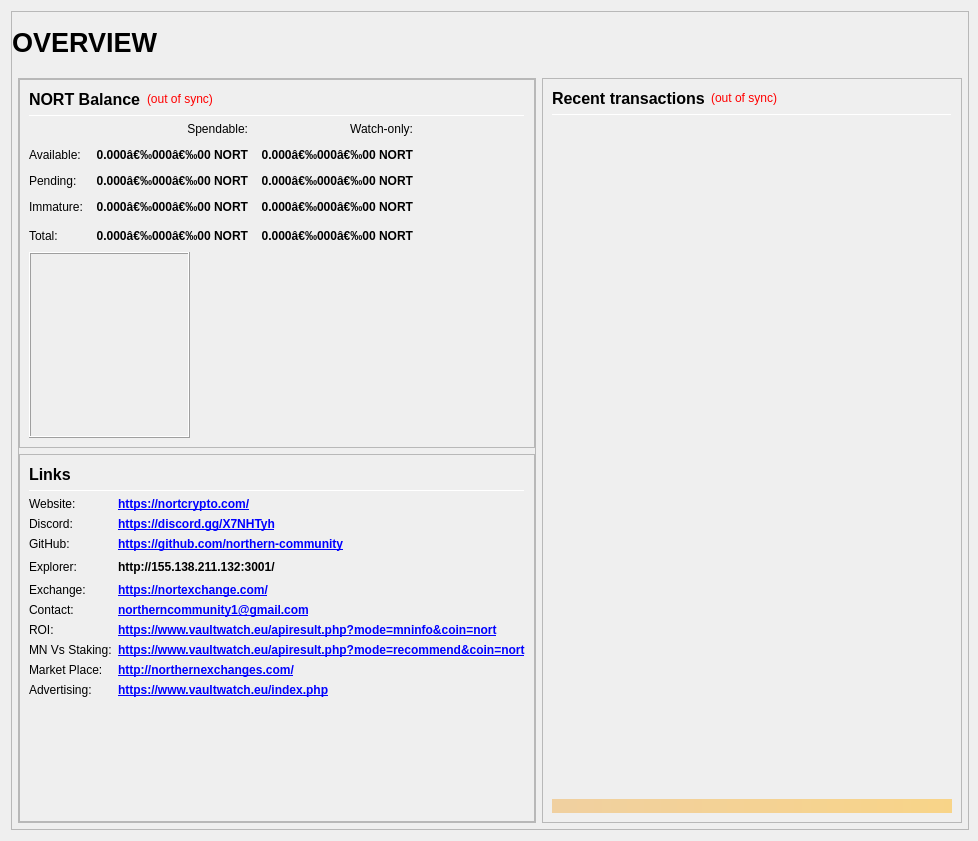
This is src/qt/forms/overviewpage.ui in northern-community/Northern as Qt 5 draws it before an edit. The edited form follows.
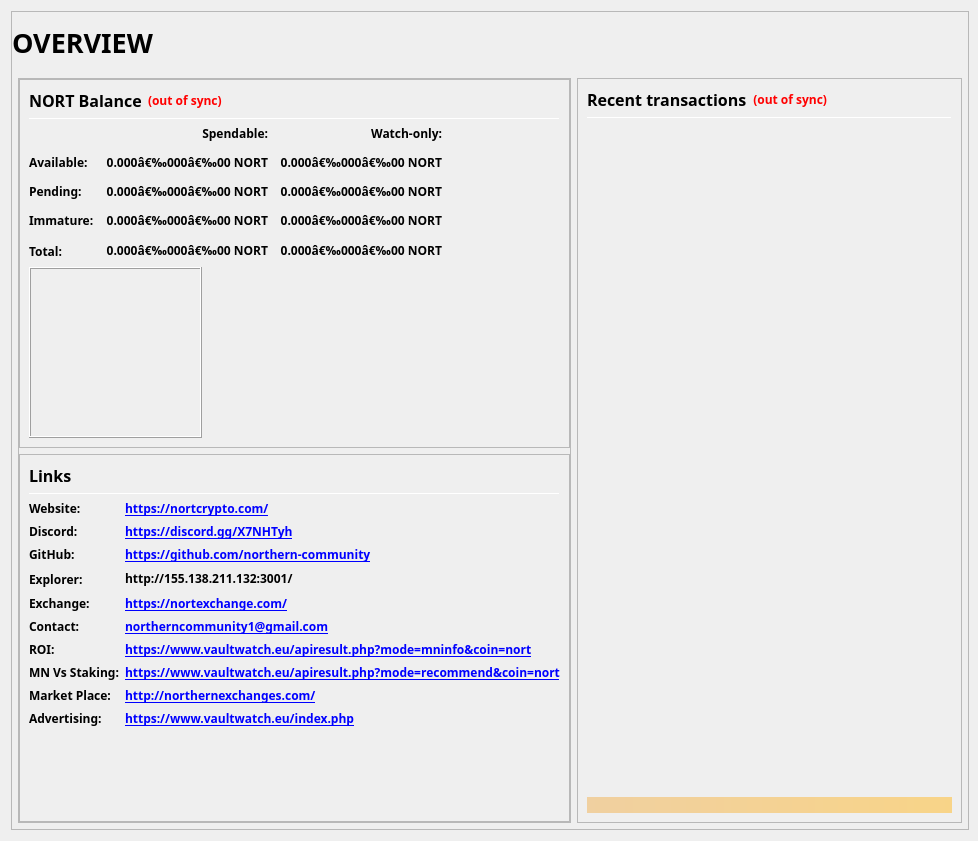
This is the edited form. Icons and pictures are not drawn.

The edit to the form file:
```diff
--- a/src/qt/forms/overviewpage.ui
+++ b/src/qt/forms/overviewpage.ui
@@ -16,6 +16,15 @@
     <height>682</height>
    </size>
   </property>
+  <property name="font">
+   <font>
+    <family>Arial Black</family>
+    <pointsize>9</pointsize>
+    <weight>75</weight>
+    <italic>false</italic>
+    <bold>true</bold>
+   </font>
+  </property>
   <property name="windowTitle">
    <string>Form</string>
   </property>
```
